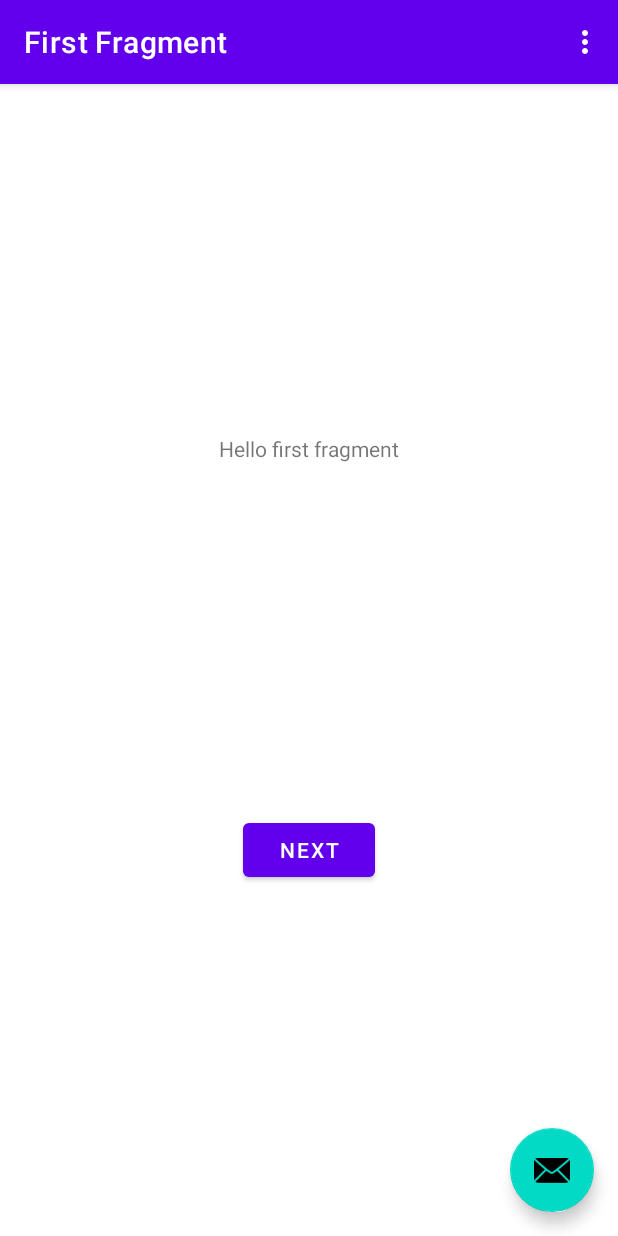
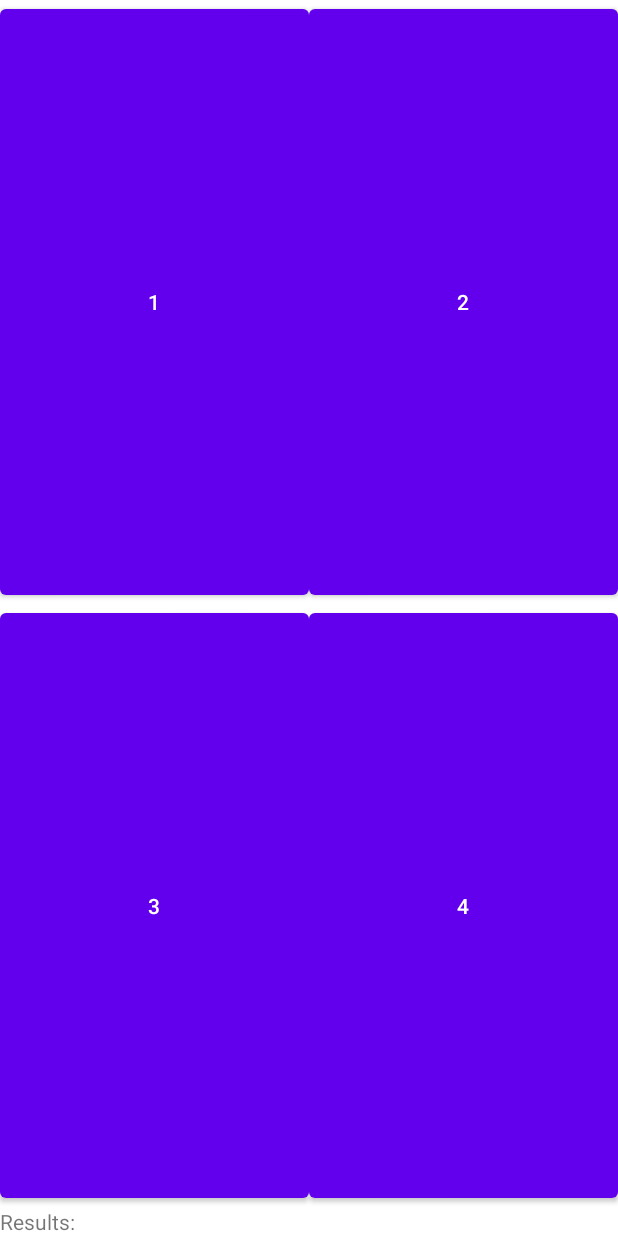
Before and after one commit to godfreynolan/DroneSwagger, an Android app: the screen it shows after launch (MainActivity), on a phone screen of 412 x 824 dp. Run offline under Robolectric (Android 15) with nearby library versions, the phone set to English and light mode, and no system bars; 2 statements that could not run were skipped.

Commit message:
Sample server, calling endpoints from android

```diff
--- a/app/src/main/AndroidManifest.xml
+++ b/app/src/main/AndroidManifest.xml
@@ -1,7 +1,8 @@
 <?xml version="1.0" encoding="utf-8"?>
 <manifest xmlns:android="http://schemas.android.com/apk/res/android"
     xmlns:tools="http://schemas.android.com/tools" >
-
+    <uses-permission android:name="android.permission.INTERNET" />
+    <uses-permission android:name="android.permission.ACCESS_NETWORK_STATE" />
     <application
         android:allowBackup="true"
         android:dataExtractionRules="@xml/data_extraction_rules"
@@ -11,6 +12,7 @@
         android:roundIcon="@mipmap/ic_launcher_round"
         android:supportsRtl="true"
         android:theme="@style/Theme.DroneSwagger"
+        android:usesCleartextTraffic="true"
         tools:targetApi="31" >
         <activity
             android:name=".MainActivity"
--- a/app/src/main/java/com/riis/droneswagger/FirstFragment.kt
+++ /dev/null
@@ -1,43 +0,0 @@
-package com.riis.droneswagger
-
-import android.os.Bundle
-import androidx.fragment.app.Fragment
-import android.view.LayoutInflater
-import android.view.View
-import android.view.ViewGroup
-import androidx.navigation.fragment.findNavController
-import com.riis.droneswagger.databinding.FragmentFirstBinding
-
-/**
- * A simple [Fragment] subclass as the default destination in the navigation.
- */
-class FirstFragment : Fragment() {
-
-private var _binding: FragmentFirstBinding? = null
-    // This property is only valid between onCreateView and
-    // onDestroyView.
-    private val binding get() = _binding!!
-
-    override fun onCreateView(
-        inflater: LayoutInflater, container: ViewGroup?,
-        savedInstanceState: Bundle?
-    ): View? {
-
-      _binding = FragmentFirstBinding.inflate(inflater, container, false)
-      return binding.root
-
-    }
-
-    override fun onViewCreated(view: View, savedInstanceState: Bundle?) {
-        super.onViewCreated(view, savedInstanceState)
-
-        binding.buttonFirst.setOnClickListener {
-            findNavController().navigate(R.id.action_FirstFragment_to_SecondFragment)
-        }
-    }
-
-override fun onDestroyView() {
-        super.onDestroyView()
-        _binding = null
-    }
-}
--- a/app/src/main/java/com/riis/droneswagger/MainActivity.kt
+++ b/app/src/main/java/com/riis/droneswagger/MainActivity.kt
@@ -1,57 +1,66 @@
 package com.riis.droneswagger
 
 import android.os.Bundle
-import com.google.android.material.snackbar.Snackbar
+import android.util.Log
+import android.widget.Button
+import android.widget.TextView
 import androidx.appcompat.app.AppCompatActivity
-import androidx.navigation.findNavController
-import androidx.navigation.ui.AppBarConfiguration
-import androidx.navigation.ui.navigateUp
-import androidx.navigation.ui.setupActionBarWithNavController
-import android.view.Menu
-import android.view.MenuItem
-import com.riis.droneswagger.databinding.ActivityMainBinding
+import com.riis.droneswagger.api.common.DroneApi
+import kotlinx.coroutines.CoroutineScope
+import kotlinx.coroutines.Dispatchers
+import kotlinx.coroutines.launch
+import org.openapitools.client.infrastructure.ApiClient
 
 class MainActivity : AppCompatActivity() {
 
-    private lateinit var appBarConfiguration: AppBarConfiguration
-private lateinit var binding: ActivityMainBinding
+    private lateinit var droneApi: DroneApi
+    private lateinit var button1: Button
+    private lateinit var button2: Button
+    private lateinit var button3: Button
+    private lateinit var button4: Button
+    private lateinit var resultsView: TextView
 
     override fun onCreate(savedInstanceState: Bundle?) {
         super.onCreate(savedInstanceState)
+        setContentView(R.layout.activity_main)
 
-     binding = ActivityMainBinding.inflate(layoutInflater)
-     setContentView(binding.root)
+        button1 = findViewById(R.id.button1)
+        button2 = findViewById(R.id.button2)
+        button3 = findViewById(R.id.button3)
+        button4 = findViewById(R.id.button4)
+        resultsView = findViewById(R.id.resultsView)
 
-        setSupportActionBar(binding.toolbar)
 
-        val navController = findNavController(R.id.nav_host_fragment_content_main)
-        appBarConfiguration = AppBarConfiguration(navController.graph)
-        setupActionBarWithNavController(navController, appBarConfiguration)
+        // Initialize the API client
+        val apiClient = ApiClient("https://myapp.yoh.gay/")
+        droneApi = DroneApi(apiClient.baseUrl, apiClient.client)
 
-        binding.fab.setOnClickListener { view ->
-            Snackbar.make(view, "Replace with your own action", Snackbar.LENGTH_LONG)
-                    .setAction("Action", null).show()
+        button1.setOnClickListener {
+            // Call the API endpoint in a background thread
+            CoroutineScope(Dispatchers.IO).launch {
+                val droneId = "your-drone-id"
+                val droneAction = "takeoff" // or whatever action you want to execute
+                try {
+                    val response = droneApi.droneIdActionsPutWithHttpInfo(droneId, droneAction)
+                    resultsView.text = response.statusCode.toString()
+                } catch (e: Exception) {
+                    Log.e("ERRORS", "Error calling API: ${e.message}")
+                }
+            }
         }
-    }
-override fun onCreateOptionsMenu(menu: Menu): Boolean {
-        // Inflate the menu; this adds items to the action bar if it is present.
-        menuInflater.inflate(R.menu.menu_main, menu)
-        return true
-    }
 
-    override fun onOptionsItemSelected(item: MenuItem): Boolean {
-        // Handle action bar item clicks here. The action bar will
-        // automatically handle clicks on the Home/Up button, so long
-        // as you specify a parent activity in AndroidManifest.xml.
-        return when(item.itemId) {
-            R.id.action_settings -> true
-            else -> super.onOptionsItemSelected(item)
+        button2.setOnClickListener {
+            // Call the API endpoint in a background thread
+            CoroutineScope(Dispatchers.IO).launch {
+                val droneId = "your-drone-id"
+                try {
+                    val response = droneApi.droneIdGetWithHttpInfo(droneId)
+                    resultsView.text = response.statusCode.toString()
+                } catch (e: Exception) {
+                    Log.e("ERRORS", "Error calling API: ${e.message}")
+                }
+            }
         }
-    }
 
-    override fun onSupportNavigateUp(): Boolean {
-    val navController = findNavController(R.id.nav_host_fragment_content_main)
-    return navController.navigateUp(appBarConfiguration)
-            || super.onSupportNavigateUp()
     }
 }
--- a/app/src/main/res/layout/activity_main.xml
+++ b/app/src/main/res/layout/activity_main.xml
@@ -1,35 +1,63 @@
-<?xml version="1.0" encoding="utf-8"?>
-<androidx.coordinatorlayout.widget.CoordinatorLayout
-    xmlns:android="http://schemas.android.com/apk/res/android"
-    xmlns:app="http://schemas.android.com/apk/res-auto"
-    xmlns:tools="http://schemas.android.com/tools"
-    android:layout_width="match_parent"
-    android:layout_height="match_parent"
-    tools:context=".MainActivity">
+<LinearLayout xmlns:android="http://schemas.android.com/apk/res/android"
+        xmlns:tools="http://schemas.android.com/tools"
+        android:layout_width="fill_parent"
+        android:layout_height="fill_parent"
+        android:orientation="vertical"
+        tools:context=".MainActivity" >
 
-    <com.google.android.material.appbar.AppBarLayout
-        android:layout_height="wrap_content"
-        android:layout_width="match_parent"
-        android:theme="@style/Theme.DroneSwagger.AppBarOverlay">
+    <LinearLayout
+            android:layout_width="fill_parent"
+            android:layout_height="fill_parent"
+            android:layout_weight="1"
+            android:orientation="horizontal" >
 
-        <androidx.appcompat.widget.Toolbar
-            android:id="@+id/toolbar"
-            android:layout_width = "match_parent"
-            android:background="?attr/colorPrimary"
-              app:popupTheme="@style/Theme.DroneSwagger.PopupOverlay"
-            android:layout_height = "?attr/actionBarSize" />
+        <Button
+                android:id="@+id/button1"
+                android:layout_width="fill_parent"
+                android:layout_height="fill_parent"
+                android:layout_weight="1"
+                android:text="1" >
+        </Button>
 
-  </com.google.android.material.appbar.AppBarLayout>
+        <Button
+                android:id="@+id/button2"
+                android:layout_width="fill_parent"
+                android:layout_height="fill_parent"
+                android:layout_weight="1"
+                android:text="2" >
+        </Button>
+    </LinearLayout>
 
-  <include layout="@layout/content_main"/>
+    <LinearLayout
+            android:layout_width="fill_parent"
+            android:layout_height="fill_parent"
+            android:layout_weight="1"
+            android:orientation="horizontal" >
 
-  <com.google.android.material.floatingactionbutton.FloatingActionButton
-  android:id="@+id/fab"
-  android:layout_width="wrap_content"
-  android:layout_height="wrap_content"
-  android:layout_gravity="bottom|end"
-  android:layout_marginEnd="@dimen/fab_margin"
-  android:layout_marginBottom="16dp"
-  app:srcCompat="@android:drawable/ic_dialog_email" />
+        <Button
+                android:id="@+id/button3"
+                android:layout_width="fill_parent"
+                android:layout_height="fill_parent"
+                android:layout_weight="1"
+                android:text="3" >
+        </Button>
 
-  </androidx.coordinatorlayout.widget.CoordinatorLayout>
+        <Button
+                android:id="@+id/button4"
+                android:layout_width="fill_parent"
+                android:layout_height="fill_parent"
+                android:layout_weight="1"
+                android:text="4" >
+        </Button>
+    </LinearLayout>
+    <LinearLayout
+            android:layout_width="match_parent"
+            android:layout_height="wrap_content">
+        <TextView
+                android:id="@+id/resultsView"
+                android:layout_width="match_parent"
+                android:layout_height="wrap_content"
+                android:text="Results: " />
+
+    </LinearLayout>
+</LinearLayout>
--- a/app/src/main/res/layout/fragment_first.xml
+++ /dev/null
@@ -1,31 +0,0 @@
-<?xml version="1.0" encoding="utf-8"?>
-<androidx.constraintlayout.widget.ConstraintLayout
-    xmlns:android="http://schemas.android.com/apk/res/android"
-    xmlns:app="http://schemas.android.com/apk/res-auto"
-    xmlns:tools="http://schemas.android.com/tools"
-    android:layout_width="match_parent"
-    android:layout_height="match_parent"
-    tools:context=".FirstFragment">
-
-    <TextView
-        android:id="@+id/textview_first"
-        android:layout_width="wrap_content"
-        android:layout_height="wrap_content"
-        android:text="@string/hello_first_fragment"
-        app:layout_constraintTop_toTopOf="parent"
-        app:layout_constraintStart_toStartOf="parent"
-        app:layout_constraintEnd_toEndOf="parent"
-        app:layout_constraintBottom_toTopOf="@id/button_first"
-        />
-
-    <Button
-        android:id="@+id/button_first"
-        android:layout_width="wrap_content"
-        android:layout_height="wrap_content"
-        android:text="@string/next"
-        app:layout_constraintTop_toBottomOf="@id/textview_first"
-        app:layout_constraintStart_toStartOf="parent"
-        app:layout_constraintEnd_toEndOf="parent"
-        app:layout_constraintBottom_toBottomOf="parent"
-        />
-</androidx.constraintlayout.widget.ConstraintLayout>
--- a/build.gradle
+++ b/build.gradle
@@ -15,7 +15,6 @@ task generateApi(type: GenerateTask) {
     invokerPackage = "com.riis.droneswagger.generated.api.invoker.common"
     modelPackage = "com.riis.droneswagger.generated.api.model.common"
     configOptions = [dateLibrary: "java8", useRxJava3:"true", serializationLibrary: "gson"]
-//    configOptions = [dateLibrary: "java8", serializationLibrary: "gson"]
 }
 
 task copyApiFilesIntoProject(type: Copy) {
```
Also changed, not shown: app/src/main/java/com/riis/droneswagger/SecondFragment.kt (deleted, +0 -42 lines), app/src/main/java/org/openapitools/client/infrastructure/BigDecimalAdapter.kt (deleted, +0 -17 lines), app/src/main/java/org/openapitools/client/infrastructure/BigIntegerAdapter.kt (deleted, +0 -17 lines), app/src/main/java/org/openapitools/client/infrastructure/CollectionFormats.kt (deleted, +0 -56 lines), app/src/main/java/org/openapitools/client/infrastructure/ResponseExt.kt (deleted, +0 -15 lines), app/src/main/java/org/openapitools/client/infrastructure/URIAdapter.kt (deleted, +0 -13 lines), app/src/main/java/org/openapitools/client/infrastructure/UUIDAdapter.kt (deleted, +0 -13 lines), app/src/main/res/layout/fragment_second.xml (deleted, +0 -30 lines), app/src/main/res/layout/content_main.xml (indentation only), 2 other files.
